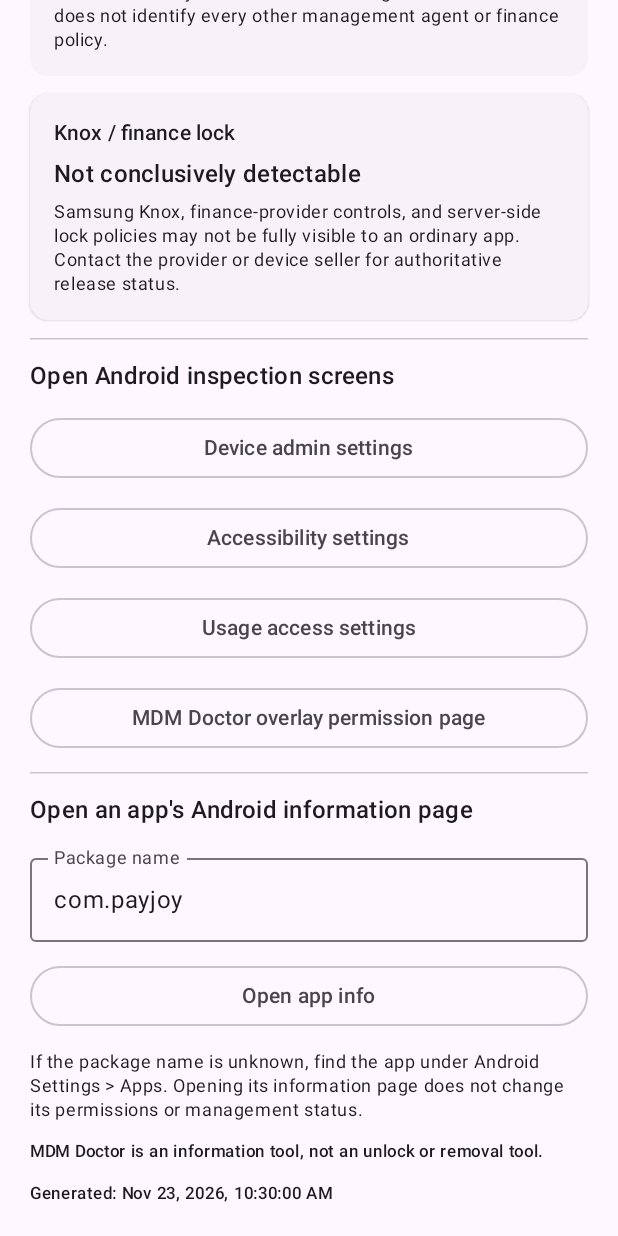
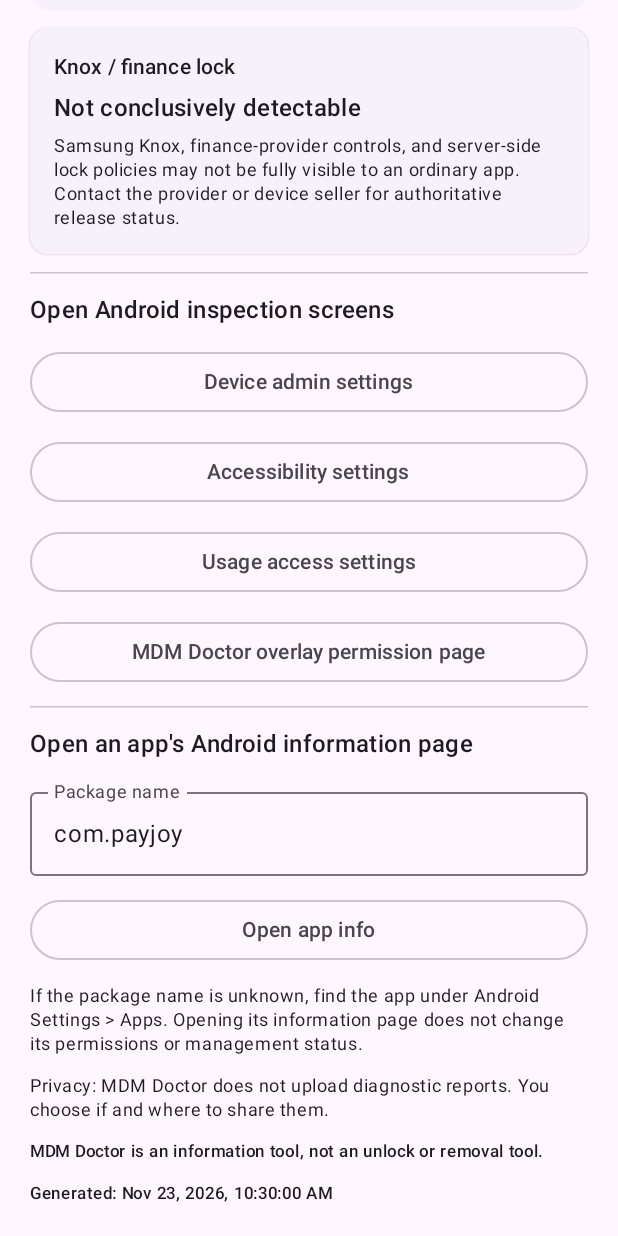
Before and after one commit to whalynbomm-blip/mdm-doctor-android, an Android app built with Jetpack Compose: the screen it shows after launch (MainActivity), on a phone screen of 412 x 824 dp. Run offline under Robolectric (Android 15) with nearby library versions, the phone set to English and light mode, and no system bars.

Commit message:
Explain local-only diagnostic report sharing

```diff
--- a/app/src/main/java/za/co/mdmdoctor/MainActivity.kt
+++ b/app/src/main/java/za/co/mdmdoctor/MainActivity.kt
@@ -59,6 +59,7 @@ private fun reportText(context: Context, checks: List<Check>): String = buildStr
         appendLine(it.detail)
         appendLine()
     }
+    appendLine("Privacy: no report is uploaded automatically. Sharing happens only after the user chooses Share and selects a destination.")
     appendLine("This report is informational. It does not prove that a device is free of management or finance restrictions.")
 }
 
@@ -151,6 +152,7 @@ private fun MdmDoctorScreen(activity: MainActivity) {
                     modifier = Modifier.fillMaxWidth()
                 ) { Text("Open app info") }
                 Text("If the package name is unknown, find the app under Android Settings > Apps. Opening its information page does not change its permissions or management status.", style = MaterialTheme.typography.bodySmall)
+                Text("Privacy: MDM Doctor does not upload diagnostic reports. You choose if and where to share them.", style = MaterialTheme.typography.bodySmall)
                 Text("MDM Doctor is an information tool, not an unlock or removal tool.", style = MaterialTheme.typography.labelSmall)
                 Text("Generated: ${DateFormat.getDateTimeInstance().format(Date())}", style = MaterialTheme.typography.labelSmall)
             }
```
